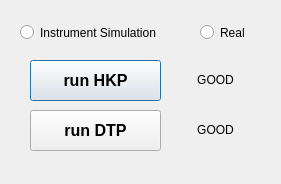
Before: the Qt Designer form code/EngTools/EngTools.ui in igrins2/ics_pack, drawn with Qt 5.
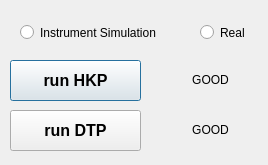
After: the same form once the commit is applied.

The edit to the form file:
```diff
--- a/code/EngTools/EngTools.ui
+++ b/code/EngTools/EngTools.ui
@@ -6,8 +6,8 @@
    <rect>
     <x>0</x>
     <y>0</y>
-    <width>281</width>
-    <height>184</height>
+    <width>268</width>
+    <height>165</height>
    </rect>
   </property>
   <property name="windowTitle">
@@ -16,7 +16,7 @@
   <widget class="QPushButton" name="bt_runHKP">
    <property name="geometry">
     <rect>
-     <x>30</x>
+     <x>10</x>
      <y>60</y>
      <width>131</width>
      <height>41</height>
@@ -35,7 +35,7 @@
   <widget class="QPushButton" name="bt_runDTP">
    <property name="geometry">
     <rect>
-     <x>30</x>
+     <x>10</x>
      <y>110</y>
      <width>131</width>
      <height>41</height>
@@ -54,10 +54,10 @@
   <widget class="QLabel" name="label_stsHKP">
    <property name="geometry">
     <rect>
-     <x>180</x>
+     <x>150</x>
      <y>70</y>
-     <width>71</width>
-     <height>19</height>
+     <width>121</width>
+     <height>20</height>
     </rect>
    </property>
    <property name="text">
@@ -70,10 +70,10 @@
   <widget class="QLabel" name="label_stsDTP">
    <property name="geometry">
     <rect>
-     <x>180</x>
+     <x>150</x>
      <y>120</y>
-     <width>71</width>
-     <height>19</height>
+     <width>121</width>
+     <height>20</height>
     </rect>
    </property>
    <property name="text">
```
